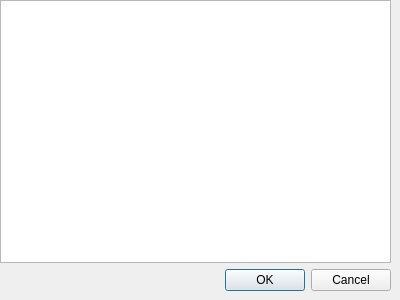
Above: GUITest.ui from TheCappers/UserInterface before the change. Below: the same form after it.
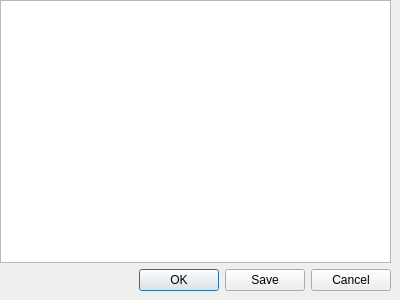
That is the form after the change.

Patch:
```diff
--- a/GUITest.ui
+++ b/GUITest.ui
@@ -26,13 +26,13 @@
     <item row="1" column="0">
      <widget class="QTableView" name="tableView"/>
     </item>
-    <item row="2" column="0">
+    <item row="3" column="0">
      <widget class="QDialogButtonBox" name="okBox">
       <property name="orientation">
        <enum>Qt::Horizontal</enum>
       </property>
       <property name="standardButtons">
-       <set>QDialogButtonBox::Cancel|QDialogButtonBox::Ok</set>
+       <set>QDialogButtonBox::Cancel|QDialogButtonBox::Ok|QDialogButtonBox::Save</set>
       </property>
      </widget>
     </item>
```
